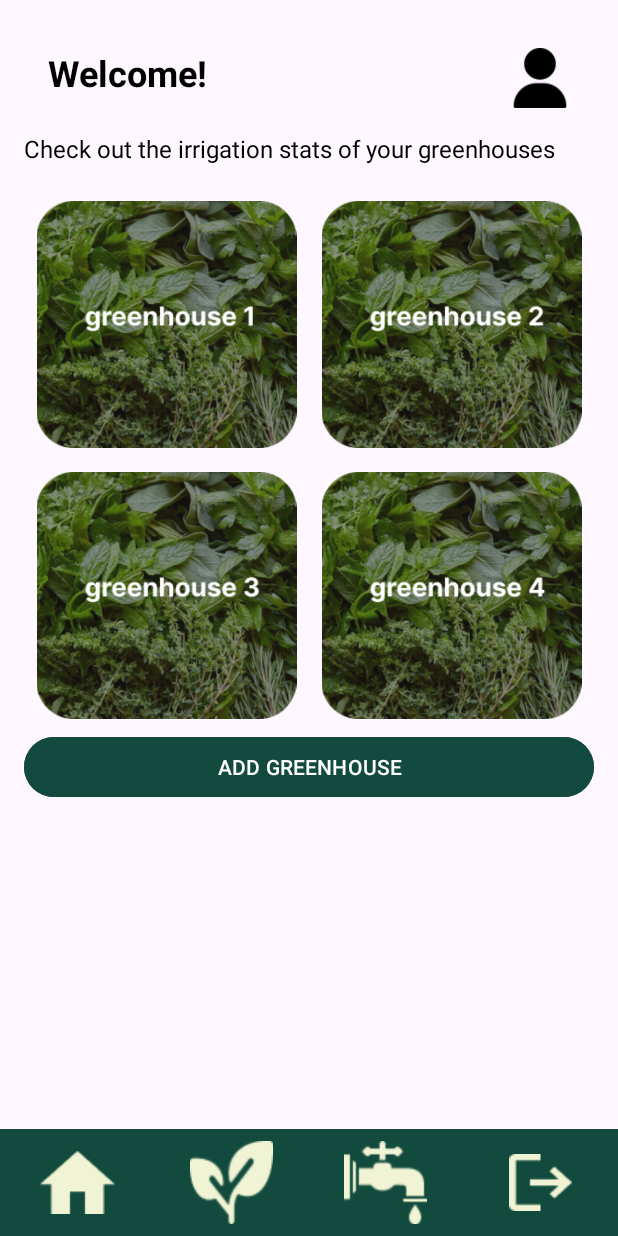
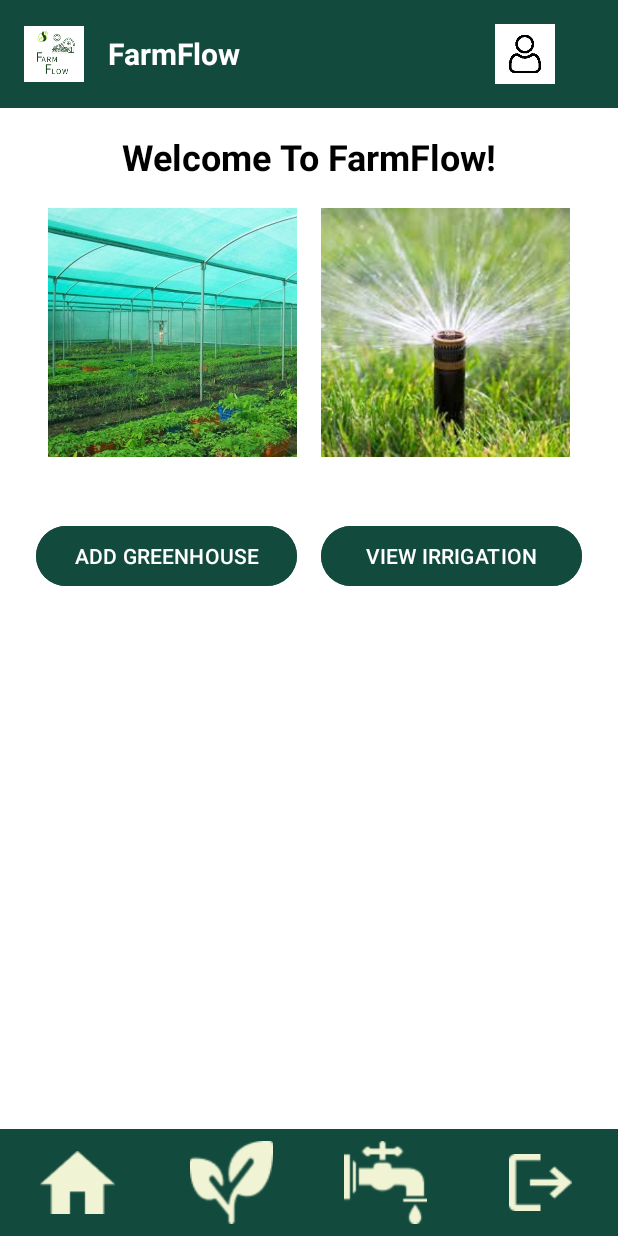
Before and after one commit to pruwt/finalProject, an Android app: the Home screen opened directly, with no data from a screen before it, on a phone screen of 412 x 824 dp. Run offline under Robolectric (Android 15) with nearby library versions, the phone set to English and light mode, and no system bars.

Commit message:
"home page design updated"

```diff
--- a/app/src/main/AndroidManifest.xml
+++ b/app/src/main/AndroidManifest.xml
@@ -12,6 +12,9 @@
         android:supportsRtl="true"
         android:theme="@style/Theme.FinalProject"
         tools:targetApi="31">
+        <activity
+            android:name=".GreenhouseDetailActivity"
+            android:exported="false" />
         <activity
             android:name=".ViewGreenhousesActivity"
             android:exported="false" />
--- a/app/src/main/res/layout/activity_home.xml
+++ b/app/src/main/res/layout/activity_home.xml
@@ -4,114 +4,129 @@
     android:layout_width="match_parent"
     android:layout_height="match_parent"
     android:orientation="vertical"
+    android:background="@android:color/white"
     tools:context=".Home">
 
-    <!-- Main content goes here, possibly inside a ScrollView -->
+    <!-- Header Section -->
+    <LinearLayout
+        android:layout_width="match_parent"
+        android:layout_height="wrap_content"
+        android:background="#124B3D"
+        android:padding="16dp"
+        android:orientation="horizontal"
+        android:gravity="center_vertical">
+
+        <ImageView
+            android:id="@+id/logo"
+            android:layout_width="40dp"
+            android:layout_height="40dp"
+            android:src="@drawable/farmflow"
+            android:contentDescription="@string/app_logo" />
+
+        <TextView
+            android:id="@+id/appTitle"
+            android:layout_width="wrap_content"
+            android:layout_height="wrap_content"
+            android:layout_marginStart="16dp"
+            android:text="@string/app_name"
+            android:textColor="@android:color/white"
+            android:textSize="20sp"
+            android:textStyle="bold" />
+
+        <ImageView
+            android:id="@+id/profileIcon"
+            android:layout_width="40dp"
+            android:layout_height="40dp"
+            android:layout_gravity="end"
+            android:layout_marginStart="170dp"
+            android:src="@drawable/profile"
+            android:contentDescription="@string/profile_icon" />
+    </LinearLayout>
+
+    <!-- Main Content -->
     <ScrollView
         android:layout_width="match_parent"
-        android:layout_height="match_parent"
+        android:layout_height="0dp"
         android:layout_weight="1">
 
-        <!-- Main content layout -->
         <LinearLayout
             android:layout_width="match_parent"
             android:layout_height="wrap_content"
             android:orientation="vertical"
             android:padding="16dp">
 
-            <!-- Your other UI components -->
-            <!-- Example components -->
-            <RelativeLayout
+            <!-- Welcome Message -->
+            <TextView
+                android:id="@+id/welcomeText"
                 android:layout_width="match_parent"
                 android:layout_height="wrap_content"
-                android:padding="16dp">
-
-                <TextView
-                    android:id="@+id/welcomeText"
-                    android:layout_width="wrap_content"
-                    android:layout_height="wrap_content"
+                android:gravity="center"
                 android:text="@string/welcome"
                 android:textColor="@android:color/black"
                 android:textSize="24sp"
                 android:textStyle="bold" />
 
-                <ImageView
-                    android:id="@+id/profileIcon"
-                    android:layout_width="40dp"
-                    android:layout_height="40dp"
-                    android:layout_alignParentEnd="true"
-                    android:layout_centerVertical="true"
-                    android:background="@drawable/profile"
-                    android:contentDescription="@string/profile_icon" />
-            </RelativeLayout>
+            <!-- Description -->
 
-            <TextView
-                android:id="@+id/descriptionText"
-                android:layout_width="wrap_content"
-                android:layout_height="wrap_content"
-                android:layout_marginBottom="16dp"
-                android:text="@string/check_irrigation_stats"
-                android:textColor="@android:color/black"
-                android:textSize="16sp" />
-
+            <!-- Main Feature Section -->
             <GridLayout
                 android:layout_width="match_parent"
                 android:layout_height="wrap_content"
-                android:layout_gravity="center"
                 android:alignmentMode="alignMargins"
                 android:columnCount="2"
-                android:rowCount="2">
+                android:rowCount="2"
+                android:padding="8dp">
 
                 <ImageView
-                    android:id="@+id/greenhouse1"
+                    android:id="@+id/irrigationStats"
                     android:layout_width="0dp"
-                    android:layout_height="wrap_content"
+                    android:layout_height="170dp"
                     android:layout_columnWeight="1"
                     android:layout_margin="8dp"
                     android:adjustViewBounds="true"
-                    android:contentDescription="@string/greenhouse_1"
-                    android:src="@drawable/greenhouse1" />
+                    android:contentDescription="@string/irrigation_stats"
+                    android:src="@drawable/greenhouse_image" />
 
                 <ImageView
-                    android:id="@+id/greenhouse2"
+                    android:id="@+id/addGreenhouse"
                     android:layout_width="0dp"
-                    android:layout_height="wrap_content"
+                    android:layout_height="169dp"
                     android:layout_columnWeight="1"
                     android:layout_margin="8dp"
                     android:adjustViewBounds="true"
-                    android:contentDescription="@string/greenhouse_2"
-                    android:src="@drawable/greenhouse2" />
+                    android:contentDescription="@string/add_greenhouse"
+                    android:src="@drawable/irrigation" />
 
-                <ImageView
-                    android:id="@+id/greenhouse3"
-                    android:layout_width="0dp"
+            </GridLayout>
+
+            <!-- Action Buttons -->
+            <LinearLayout
+                android:layout_width="match_parent"
                 android:layout_height="wrap_content"
-                    android:layout_columnWeight="1"
-                    android:layout_margin="8dp"
-                    android:adjustViewBounds="true"
-                    android:contentDescription="@string/greenhouse_3"
-                    android:src="@drawable/greenhouse3" />
-
-                <ImageView
-                    android:id="@+id/greenhouse4"
-                    android:layout_width="0dp"
-                    android:layout_height="wrap_content"
-                    android:layout_columnWeight="1"
-                    android:layout_margin="8dp"
-                    android:adjustViewBounds="true"
-                    android:contentDescription="@string/greenhouse_4"
-                    android:src="@drawable/greenhouse4" />
-            </GridLayout>
+                android:orientation="horizontal"
+                android:gravity="center"
+                android:paddingTop="16dp">
 
                 <Button
                     android:id="@+id/addGreenhouseButton"
-                android:layout_width="match_parent"
+                    android:layout_width="0dp"
                     android:layout_height="wrap_content"
-                android:layout_gravity="center"
+                    android:layout_weight="1"
+                    android:layout_margin="8dp"
                     android:backgroundTint="#124B3D"
                     android:text="@string/add_greenhouse"
                     android:textColor="@android:color/white" />
 
+                <Button
+                    android:id="@+id/viewIrrigationButton"
+                    android:layout_width="0dp"
+                    android:layout_height="wrap_content"
+                    android:layout_weight="1"
+                    android:layout_margin="8dp"
+                    android:backgroundTint="#124B3D"
+                    android:text="@string/view_irrigation"
+                    android:textColor="@android:color/white" />
+            </LinearLayout>
         </LinearLayout>
     </ScrollView>
 
--- a/app/src/main/res/values/strings.xml
+++ b/app/src/main/res/values/strings.xml
@@ -1,17 +1,37 @@
 <resources>
-    <string name="app_name">finalProject</string>
-    <string name="welcome">Welcome!</string>
+    <!-- App Name -->
+    <string name="app_name">FarmFlow</string>
+
+    <!-- Welcome Message -->
+    <string name="welcome">Welcome To FarmFlow!</string>
+
+    <!-- Description -->
     <string name="check_irrigation_stats">Check out the irrigation stats of your greenhouses</string>
+
+    <!-- Buttons -->
     <string name="add_greenhouse">ADD GREENHOUSE</string>
+    <string name="view_irrigation">VIEW IRRIGATION</string>
+
+    <!-- Footer Navigation -->
     <string name="profile_icon">Profile Icon</string>
     <string name="home">Home</string>
     <string name="greenhouses">Greenhouses</string>
     <string name="irrigation">Irrigation</string>
     <string name="logout">Logout</string>
+
+    <!-- Greenhouse Descriptions -->
     <string name="greenhouse_1">Greenhouse 1</string>
     <string name="greenhouse_2">Greenhouse 2</string>
     <string name="greenhouse_3">Greenhouse 3</string>
     <string name="greenhouse_4">Greenhouse 4</string>
+
+    <!-- Images -->
     <string name="greenhouse_1_image">Greenhouse 1</string>
+    <string name="greenhouse_image">Greenhouse Image</string>
+    <string name="irrigation_stats">Irrigation Stats</string>
+    <string name="unnamed1">Unnamed Feature 1</string>
+    <string name="unnamed2">Unnamed Feature 2</string>
 
+    <!-- App Logo -->
+    <string name="app_logo">App Logo</string>
 </resources>
```
Also changed, not shown: app/src/main/res/drawable/greenhouse_image.png, app/src/main/res/drawable/irrigation.png (added), app/src/main/res/drawable/profile.png. Lines whose indentation alone changed are shown as unchanged.
